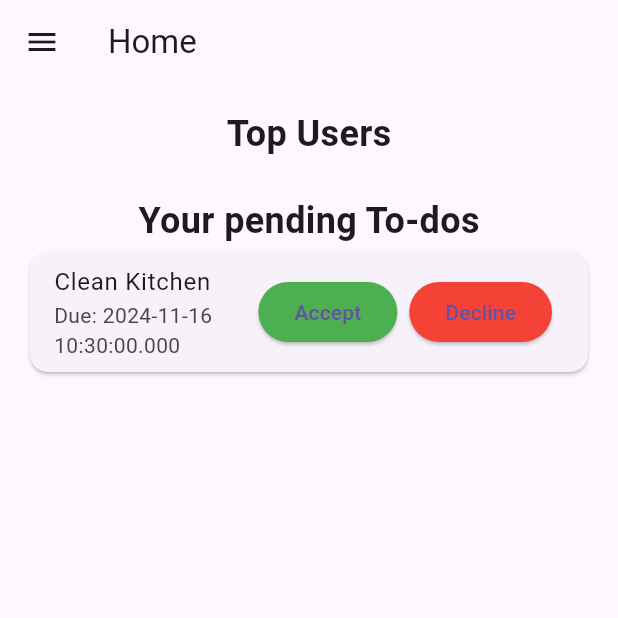
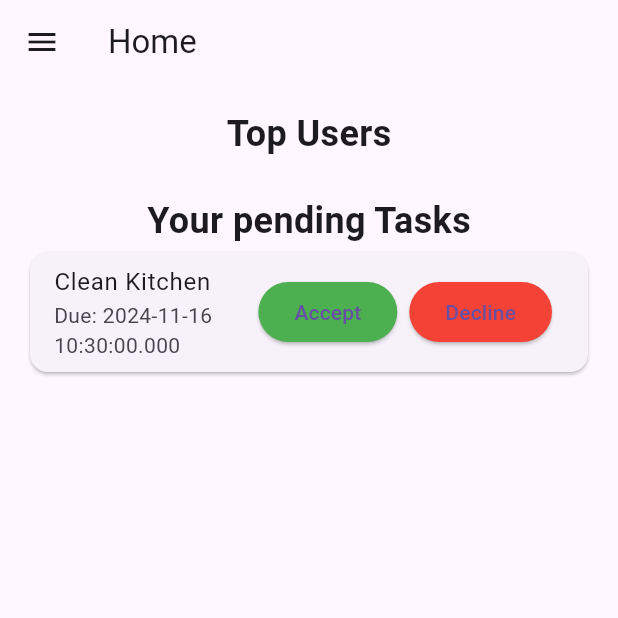
Before and after one commit to Hafsa993/HouseholdKnowledgeBase, a Flutter app: the screen it shows after launch, on a phone screen of 412 x 824 dp, the top half of it. Run offline on Flutter 3.47's test engine with Material 3 defaults, Android fonts, the phone set to English and light mode, and no system bars; our stand-ins replace flutter_calendar_carousel.

Commit message:
changed it to your pending taks in homescreen

```diff
--- a/household_knwoledge_app/lib/screens/home_screen.dart
+++ b/household_knwoledge_app/lib/screens/home_screen.dart
@@ -36,7 +36,7 @@ class HomeScreen extends StatelessWidget {
             const SizedBox(height: 16),
             // Pending Tasks
             const Text(
-              'Your pending To-dos',
+              'Your pending Tasks',
               style: TextStyle(fontSize: 24, fontWeight: FontWeight.bold),
             ),
             Expanded(
```
